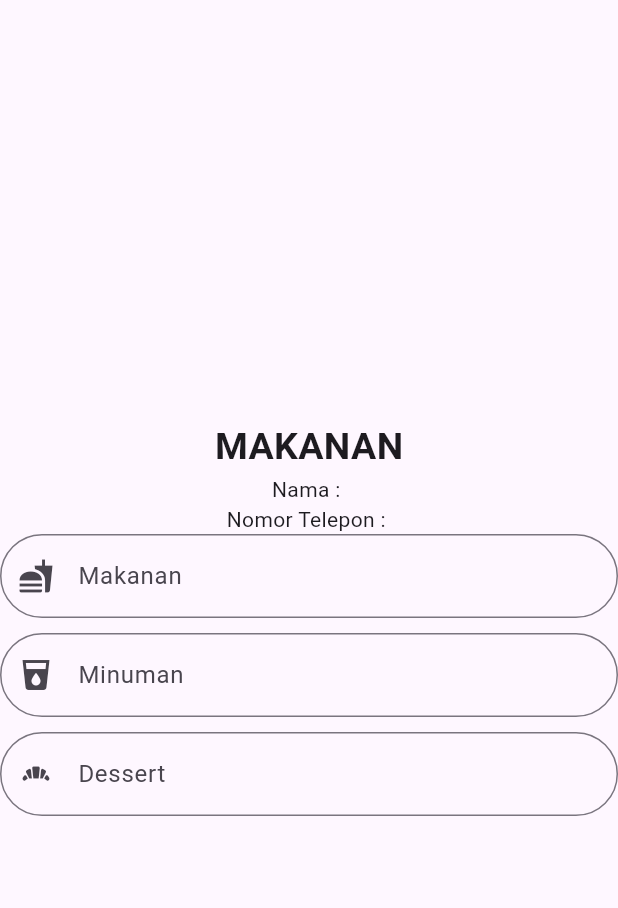
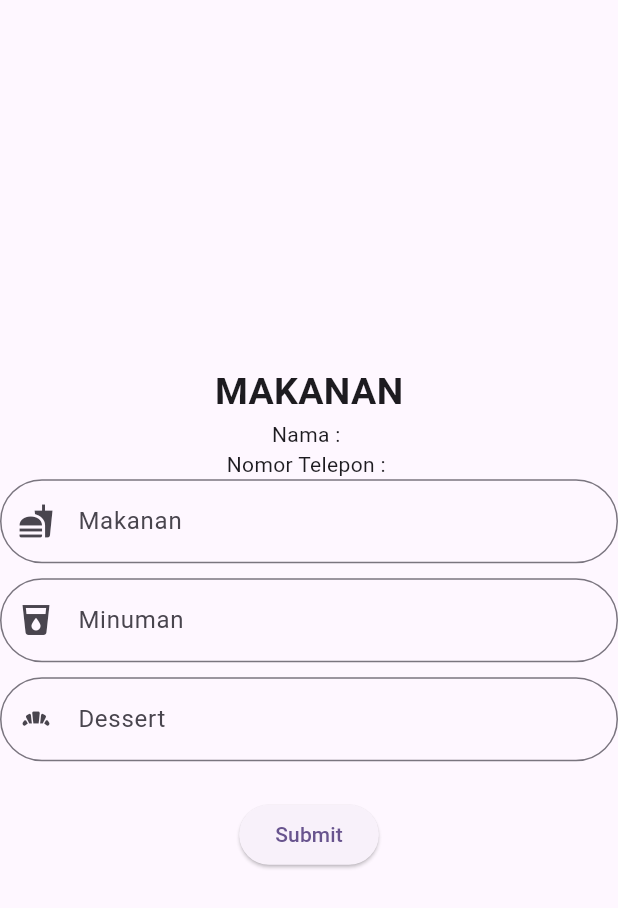
Before and after one commit to rezariswandhaaaa/FaseOne_137, a Flutter app: the MakananScreen screen opened directly with empty values, on a phone screen of 412 x 824 dp. Shown: the top 908 px of the screen. Run offline on Flutter 3.47's test engine with Material 3 defaults, Android fonts, the light colour scheme and no system bars; network calls fail.

Commit message:
Add tombol submit on makanan screen

```diff
--- a/lib/screen/Makanan_Screen.dart
+++ b/lib/screen/Makanan_Screen.dart
@@ -1,4 +1,5 @@
 import 'package:flutter/material.dart';
+import 'package:ucp1/widget/footer_makanan.dart';
 import 'package:ucp1/widget/form_makanan.dart';
 import 'package:ucp1/widget/header_makanan.dart';
 
@@ -8,15 +9,13 @@ class MakananScreen extends StatefulWidget {
   final String nama;
   final String telepon;
 
-
-
   @override
   State<MakananScreen> createState() => _MakananScreenState();
 }
 
 class _MakananScreenState extends State<MakananScreen> {
-    var desrt = TextEditingController();
-    var formkey = GlobalKey<FormState>();
+  var desrt = TextEditingController();
+  var formkey = GlobalKey<FormState>();
   @override
   Widget build(BuildContext context) {
     return Scaffold(
@@ -27,7 +26,11 @@ class _MakananScreenState extends State<MakananScreen> {
             HeaderMakanan(),
             Text('Nama : ${widget.nama}'),
             Text('Nomor Telepon : ${widget.telepon}'),
-            FormMakanan(etDesert: desrt, formkey: formkey,),
+            FormMakanan(
+              etDesert: desrt,
+              formkey: formkey,
+            ),
+            FooterMakanan(onPressedMakanan: () {})
           ],
         ),
       ),
--- a/lib/widget/footer_makanan.dart
+++ b/lib/widget/footer_makanan.dart
@@ -0,0 +1,19 @@
+import 'package:flutter/material.dart';
+
+class FooterMakanan extends StatelessWidget {
+  const FooterMakanan({super.key, required this.onPressedMakanan});
+
+  final VoidCallback onPressedMakanan;
+  @override
+  Widget build(BuildContext context) {
+    return Column(
+      children: [
+        const SizedBox(
+          height: 25,
+        ),
+        ElevatedButton(
+            onPressed: onPressedMakanan, child: const Text("Submit")),
+      ],
+    );
+  }
+}
```
